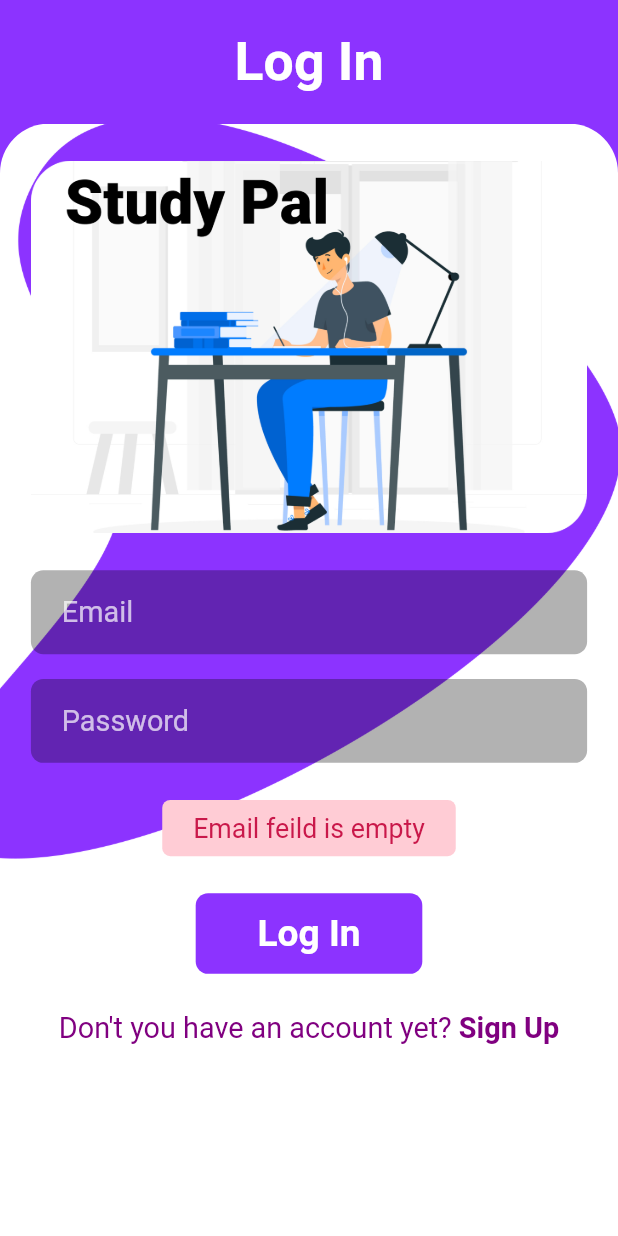
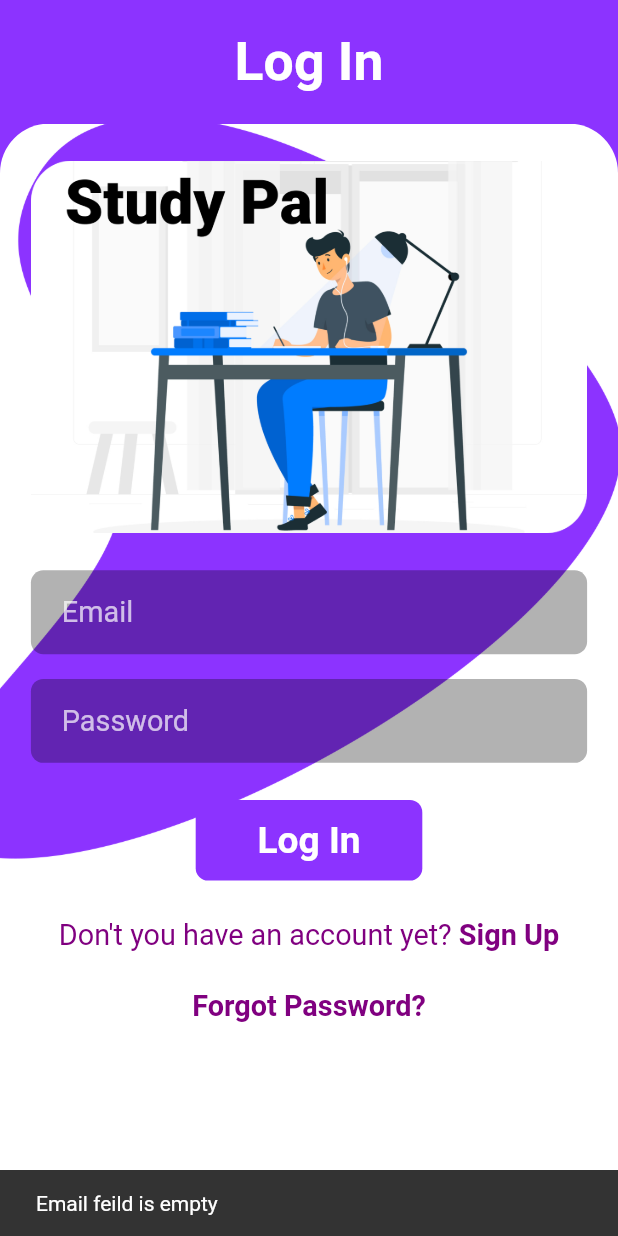
Before and after one commit to kasundularaam/study_pal, a Flutter app: the screen it shows after launch, after a tap on "Log In", on a phone screen of 412 x 824 dp. Run offline on Flutter 3.47's test engine with Material 2 defaults, Android fonts, the phone set to English and light mode, and no system bars; our stand-ins replace bloc, cloud_firestore, firebase_auth, firebase_core, fl_chart, flutter_bloc and 6 more; missing offline and left inert: googleapis; accounts and stored records are empty.

Commit message:
forget password function added

```diff
--- a/lib/presentation/screens/auth_pages/login_page.dart
+++ b/lib/presentation/screens/auth_pages/login_page.dart
@@ -5,9 +5,9 @@ import 'package:flutter_bloc/flutter_bloc.dart';
 import 'package:sizer/sizer.dart';
 import 'package:study_pal/core/constants/my_colors.dart';
 import 'package:study_pal/core/my_enums.dart';
+import 'package:study_pal/data/repositories/firebase_repo/firebase_auth_repo.dart';
 import 'package:study_pal/logic/cubit/auth_nav_cubit/authscreen_nav_cubit.dart';
 import 'package:study_pal/logic/cubit/login_cubit/login_cubit.dart';
-import 'package:study_pal/presentation/screens/widgets/error_msg_box.dart';
 import 'package:study_pal/presentation/screens/widgets/my_button.dart';
 import 'package:study_pal/presentation/screens/widgets/my_text_field.dart';
 
@@ -110,26 +110,85 @@ class _LoginPageState extends State<LoginPage> {
                           if (state is LoginSucceed) {
                             BlocProvider.of<AuthscreenNavCubit>(context)
                                 .authNavigate(authNav: AuthNav.toAuthPage);
+                          } else if (state is LoginFailed) {
+                            SnackBar snackBar =
+                                SnackBar(content: Text(state.errorMsg));
+                            ScaffoldMessenger.of(context)
+                                .showSnackBar(snackBar);
+                          } else if (state is LoginWithInvalidValue) {
+                            SnackBar snackBar =
+                                SnackBar(content: Text(state.errorMsg));
+                            ScaffoldMessenger.of(context)
+                                .showSnackBar(snackBar);
                           }
                         },
                         builder: (context, state) {
-                          if (state is LoginInitial) {
-                            return buildInitialState();
-                          } else if (state is LoginLoading) {
-                            return buildLoadingState();
-                          } else if (state is LoginFailed) {
-                            return buildFailedState(state.errorMsg);
-                          } else if (state is LoginWithInvalidValue) {
-                            return buildInvalidValueState(state.errorMsg);
+                          if (state is LoginLoading) {
+                            return Center(
+                              child: CircularProgressIndicator(
+                                color: MyColors.progressColor,
+                              ),
+                            );
                           } else {
                             return Center(
-                                child: ErrorMsgBox(
-                                    errorMsg: "unhandled state excecuted!"));
+                              child: MyButton(
+                                btnText: "Log In",
+                                onPressed: () =>
+                                    BlocProvider.of<LoginCubit>(context)
+                                        .loginWithEmailAndpswd(
+                                  email: _email,
+                                  password: _password,
+                                ),
+                                bgColor: MyColors.loginBtnClr,
+                                txtColor: MyColors.loginBtnTxtClr,
+                              ),
+                            );
                           }
                         },
                       ),
                       SizedBox(
-                        height: 5.h,
+                        height: 3.h,
+                      ),
+                      Row(
+                        mainAxisAlignment: MainAxisAlignment.center,
+                        children: [
+                          Text(
+                            "Don\'t you have an account yet? ",
+                            style: TextStyle(
+                              fontSize: 14.sp,
+                              color: MyColors.goToSignClr,
+                            ),
+                          ),
+                          GestureDetector(
+                            onTap: () =>
+                                BlocProvider.of<AuthscreenNavCubit>(context)
+                                    .authNavigate(
+                              authNav: AuthNav.toSignUp,
+                            ),
+                            child: Text(
+                              "Sign Up",
+                              style: TextStyle(
+                                  fontSize: 14.sp,
+                                  color: MyColors.goToSignClr,
+                                  fontWeight: FontWeight.bold),
+                            ),
+                          ),
+                        ],
+                      ),
+                      SizedBox(
+                        height: 3.h,
+                      ),
+                      Center(
+                        child: GestureDetector(
+                          onTap: () => showFpwDialog(),
+                          child: Text(
+                            "Forgot Password?",
+                            style: TextStyle(
+                                fontSize: 14.sp,
+                                color: MyColors.goToSignClr,
+                                fontWeight: FontWeight.bold),
+                          ),
+                        ),
                       ),
                     ],
                   ),
@@ -142,111 +201,62 @@ class _LoginPageState extends State<LoginPage> {
     });
   }
 
-  Widget buildLoadingState() {
-    return Center(
-      child: CircularProgressIndicator(
-        color: MyColors.progressColor,
-      ),
-    );
+  Future<void> sendEmail(
+      {required String rpEmail, required BuildContext dialogContext}) async {
+    try {
+      await FirebaseAuthRepo.resetPassword(rpEmail);
+      Navigator.pop(dialogContext);
+    } catch (e) {
+      print(e.toString());
+      SnackBar snackBar = SnackBar(content: Text(e.toString()));
+      ScaffoldMessenger.of(context).showSnackBar(snackBar);
+    }
   }
 
-  Widget buildFailedState(String errorMsg) {
-    return Column(children: [
-      ErrorMsgBox(errorMsg: errorMsg),
+  showFpwDialog() {
+    String resetPwEmail = "";
+    showDialog(
+        context: context,
+        builder: (dialogContext) {
+          return AlertDialog(
+            title: Text("Reset password"),
+            contentPadding: EdgeInsets.all(5.w),
+            content: Container(
+              child: Column(
+                mainAxisSize: MainAxisSize.min,
+                children: [
+                  Text("Please send Your email to get password reset link.."),
                   SizedBox(
-        height: 3.h,
+                    height: 2.h,
                   ),
-      GestureDetector(
-        onTap: () => BlocProvider.of<LoginCubit>(context).emit(LoginInitial()),
-        child: Padding(
-          padding: EdgeInsets.all(5.w),
+                  MyTextField(
+                    onChanged: (rpEmail) => resetPwEmail = rpEmail,
+                    onSubmitted: (_) {},
+                    textInputAction: TextInputAction.next,
+                    isPassword: false,
+                    hintText: "Email...",
+                    textColor: MyColors.textColorDark,
+                    bgColor: MyColors.homeScrnBgClr.withOpacity(0.2),
+                  ),
+                  SizedBox(
+                    height: 2.h,
+                  ),
+                  Align(
+                    alignment: Alignment.centerRight,
+                    child: TextButton(
+                      onPressed: () => sendEmail(
+                          rpEmail: resetPwEmail, dialogContext: dialogContext),
                       child: Text(
-            "Try again",
-            style: TextStyle(
-                fontSize: 14.sp,
-                color: MyColors.tryAgainClr,
-                fontWeight: FontWeight.w600),
+                        "Send",
+                        style:
+                            TextStyle(color: MyColors.green, fontSize: 14.sp),
                       ),
                     ),
                   ),
-      SizedBox(
-        height: 3.h,
-      ),
-      goToSignUp(),
-    ]);
-  }
-
-  Widget buildInvalidValueState(String errorMsg) {
-    return Column(
-      children: [
-        ErrorMsgBox(errorMsg: errorMsg),
-        SizedBox(
-          height: 3.h,
-        ),
-        MyButton(
-          btnText: "Log In",
-          onPressed: () =>
-              BlocProvider.of<LoginCubit>(context).loginWithEmailAndpswd(
-            email: _email,
-            password: _password,
-          ),
-          bgColor: MyColors.loginBtnClr,
-          txtColor: MyColors.loginBtnTxtClr,
-        ),
-        SizedBox(
-          height: 3.h,
-        ),
-        goToSignUp(),
                 ],
-    );
-  }
-
-  Widget buildInitialState() {
-    return Column(
-      children: [
-        MyButton(
-          btnText: "Log In",
-          onPressed: () =>
-              BlocProvider.of<LoginCubit>(context).loginWithEmailAndpswd(
-            email: _email,
-            password: _password,
-          ),
-          bgColor: MyColors.loginBtnClr,
-          txtColor: MyColors.loginBtnTxtClr,
-        ),
-        SizedBox(
-          height: 3.h,
-        ),
-        goToSignUp(),
-      ],
-    );
-  }
-
-  Widget goToSignUp() {
-    return Row(
-      mainAxisAlignment: MainAxisAlignment.center,
-      children: [
-        Text(
-          "Don\'t you have an account yet? ",
-          style: TextStyle(
-            fontSize: 14.sp,
-            color: MyColors.goToSignClr,
               ),
             ),
-        GestureDetector(
-          onTap: () =>
-              BlocProvider.of<AuthscreenNavCubit>(context).authNavigate(
-            authNav: AuthNav.toSignUp,
-          ),
-          child: Text(
-            "Sign Up",
-            style: TextStyle(
-                fontSize: 14.sp,
-                color: MyColors.goToSignClr,
-                fontWeight: FontWeight.bold),
-          ),
-        ),
-      ],
           );
+        });
   }
 }
--- a/lib/presentation/screens/content_screen.dart
+++ b/lib/presentation/screens/content_screen.dart
@@ -6,7 +6,6 @@ import 'package:study_pal/core/screen_arguments/add_eve_to_con_scrn_args.dart';
 import 'package:study_pal/core/screen_arguments/content_screen_args.dart';
 import 'package:study_pal/logic/cubit/download_pdf_cubit/download_pdf_cubit.dart';
 import 'package:study_pal/presentation/router/app_router.dart';
-import 'package:study_pal/presentation/screens/widgets/error_msg_box.dart';
 
 class ContentScreen extends StatefulWidget {
   final ContentScreenArgs args;
--- a/lib/presentation/screens/widgets/my_text_field.dart
+++ b/lib/presentation/screens/widgets/my_text_field.dart
@@ -1,7 +1,5 @@
 import 'package:flutter/material.dart';
 import 'package:sizer/sizer.dart';
-
-import 'package:study_pal/core/constants/my_colors.dart';
 
 class MyTextField extends StatelessWidget {
   final Function(String) onChanged;
```
Also changed, not shown: lib/data/repositories/firebase_repo/firebase_auth_repo.dart (+15 -0 lines). Lines whose indentation alone changed are shown as unchanged.
